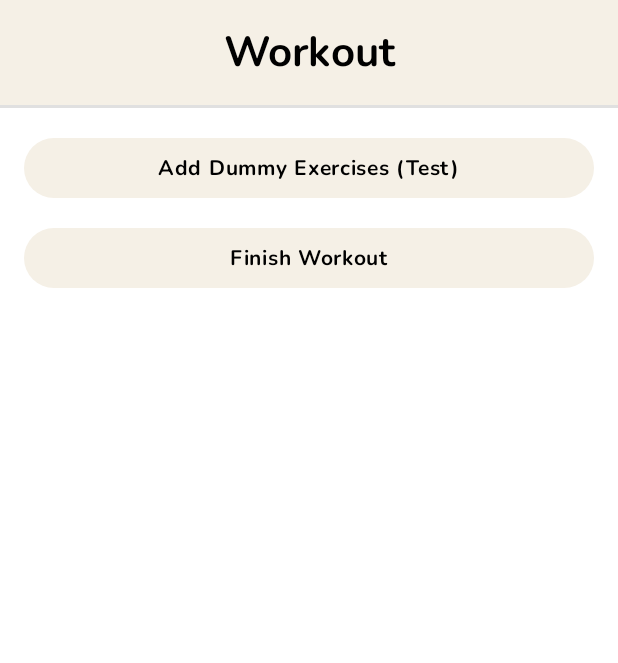
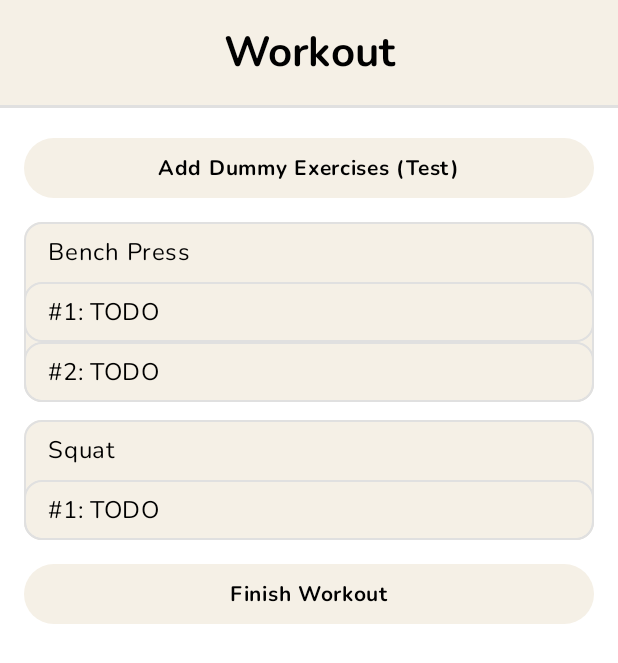
Before and after one commit to aliien15/ALift-App, an Android app built with Jetpack Compose: the screen it shows after launch (MainActivity), after a tap on "Add Dummy Exercises (Test)", on a phone screen of 412 x 824 dp. Shown: the top 663 px of the screen. Run offline under Robolectric (Android 15) with nearby library versions, the phone set to English and light mode, and no system bars; our stand-ins replace Room's generated code.

Commit message:
fix: button to add a new exercise not working

```diff
--- a/app/src/main/java/com/me/aliftapp/data/repository/WorkoutRepository.kt
+++ b/app/src/main/java/com/me/aliftapp/data/repository/WorkoutRepository.kt
@@ -2,10 +2,12 @@ package com.me.aliftapp.data.repository
 
 import com.me.aliftapp.data.local.Session
 import com.me.aliftapp.data.local.SessionWithSets
+import com.me.aliftapp.data.local.User
 import com.me.aliftapp.data.local.WorkoutSet
 import com.me.aliftapp.data.local.dao.SessionDao
 import com.me.aliftapp.data.local.dao.UserDao
 import com.me.aliftapp.data.local.dao.WorkoutSetDao
+import kotlin.uuid.Uuid
 import kotlinx.coroutines.flow.Flow
 
 class WorkoutRepository(
@@ -18,6 +20,13 @@ class WorkoutRepository(
     }
 
     suspend fun startNewSession(name: String): Long {
+        // For testing purposes
+        if (userDao.getCurrentUser() == null) {
+            userDao.insertUser(
+                User(uuid = Uuid.random().toString(), name = "Robertino", currentStreak = 0)
+            )
+        }
+
         val newSession =
             Session(
                 name = name,
--- a/app/src/main/java/com/me/aliftapp/ui/workout/WorkoutScreen.kt
+++ b/app/src/main/java/com/me/aliftapp/ui/workout/WorkoutScreen.kt
@@ -51,7 +51,40 @@ fun WorkoutScreen(viewModel: ActiveWorkoutViewModel) {
                 Text("Add Dummy Exercises (Test)")
             }
 
-            // TODO: Actual exercise boxes
+            workout
+                ?.workoutSets
+                ?.groupBy { it.exerciseName }
+                ?.let { groupedSets ->
+                    for ((exerciseName, workoutSets) in groupedSets) {
+                        OutlinedCard(modifier = Modifier.fillMaxWidth()) {
+                            Row(
+                                modifier =
+                                    Modifier.fillMaxWidth()
+                                        .padding(horizontal = 16.dp, vertical = 8.dp),
+                                horizontalArrangement = Arrangement.SpaceBetween,
+                                verticalAlignment = Alignment.CenterVertically,
+                            ) {
+                                Text(text = exerciseName)
+                            }
+
+                            var setCounter = 1
+                            for (workoutSet in workoutSets) {
+                                OutlinedCard(modifier = Modifier.fillMaxWidth()) {
+                                    Row(
+                                        modifier =
+                                            Modifier.fillMaxWidth()
+                                                .padding(horizontal = 16.dp, vertical = 8.dp),
+                                        horizontalArrangement = Arrangement.SpaceBetween,
+                                        verticalAlignment = Alignment.CenterVertically,
+                                    ) {
+                                        Text(text = "#${setCounter}: TODO")
+                                    }
+                                }
+                                setCounter++
+                            }
+                        }
+                    }
+                }
 
             Button(
                 onClick = {
```
